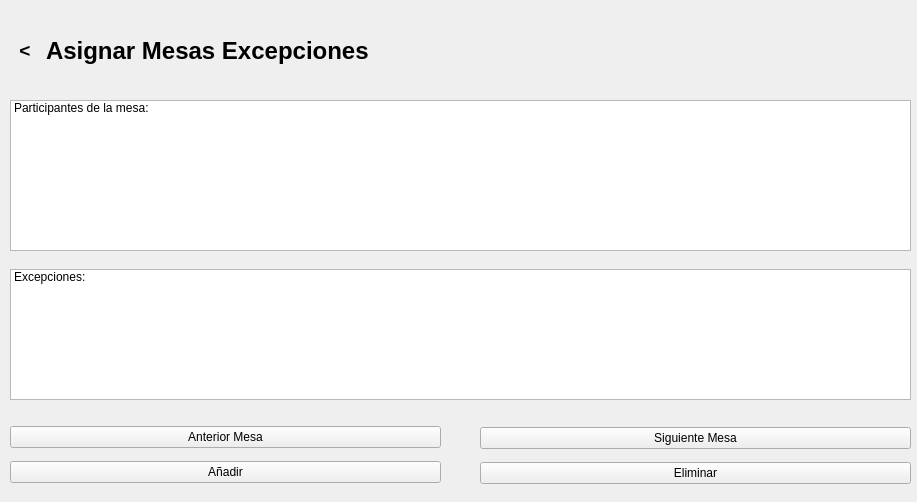
Old version of the form Interfaces/AsignarMesasExcepciones.ui in the repository roblesgg/GestionEventos.
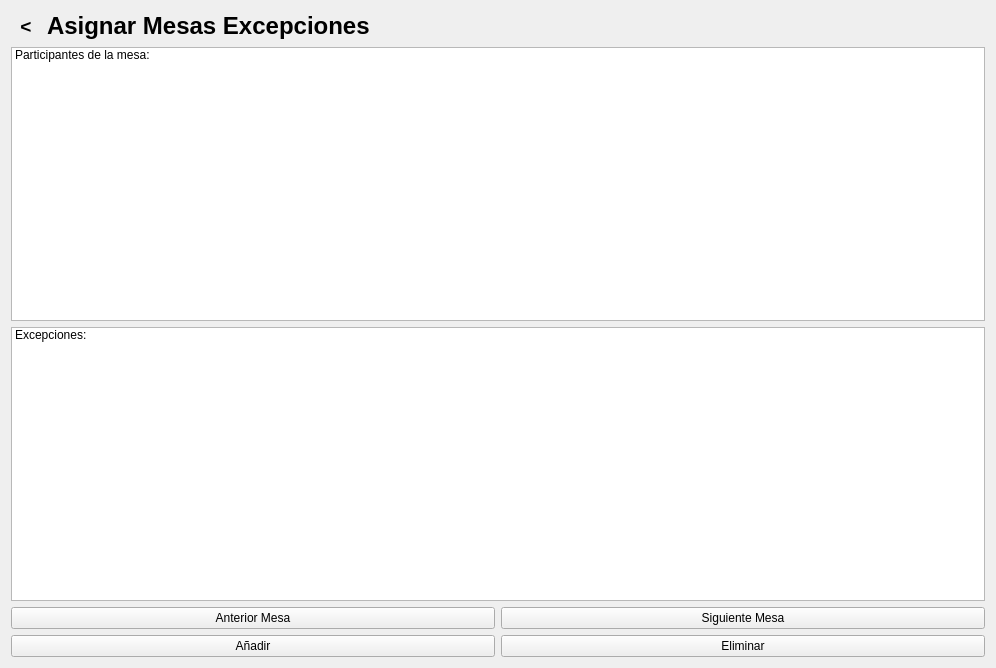
New version of the form.

The edit to the form file:
```diff
--- a/Interfaces/AsignarMesasExcepciones.ui
+++ b/Interfaces/AsignarMesasExcepciones.ui
@@ -6,22 +6,15 @@
    <rect>
     <x>0</x>
     <y>0</y>
-    <width>917</width>
-    <height>502</height>
+    <width>996</width>
+    <height>668</height>
    </rect>
   </property>
   <property name="windowTitle">
    <string>Form</string>
   </property>
-  <widget class="QWidget" name="layoutWidget">
-   <property name="geometry">
-    <rect>
-     <x>10</x>
-     <y>10</y>
-     <width>901</width>
-     <height>81</height>
-    </rect>
-   </property>
+  <layout class="QVBoxLayout" name="verticalLayout_5">
+   <item>
    <layout class="QHBoxLayout" name="horizontalLayout_Titulo_3" stretch="0,0,1">
     <item>
      <widget class="QToolButton" name="btnAtras_excepciones">
@@ -68,16 +61,8 @@
      </spacer>
     </item>
    </layout>
-  </widget>
-  <widget class="QWidget" name="verticalLayoutWidget">
-   <property name="geometry">
-    <rect>
-     <x>10</x>
-     <y>100</y>
-     <width>901</width>
-     <height>151</height>
-    </rect>
-   </property>
+   </item>
+   <item>
    <layout class="QVBoxLayout" name="verticalLayout">
     <item>
      <widget class="QListWidget" name="list_participantesmesa">
@@ -89,16 +74,23 @@
      </widget>
     </item>
    </layout>
-  </widget>
-  <widget class="QWidget" name="verticalLayoutWidget_2">
-   <property name="geometry">
-    <rect>
-     <x>10</x>
-     <y>419</y>
-     <width>431</width>
-     <height>71</height>
-    </rect>
-   </property>
+   </item>
+   <item>
+    <layout class="QVBoxLayout" name="verticalLayout_3">
+     <item>
+      <widget class="QListWidget" name="list_Excepciones">
+       <item>
+        <property name="text">
+         <string>Excepciones:</string>
+        </property>
+       </item>
+      </widget>
+     </item>
+    </layout>
+   </item>
+   <item>
+    <layout class="QHBoxLayout" name="horizontalLayout">
+     <item>
    <layout class="QVBoxLayout" name="verticalLayout_2">
     <item>
      <widget class="QPushButton" name="btn_anteriorMesa">
@@ -115,37 +107,8 @@
      </widget>
     </item>
    </layout>
-  </widget>
-  <widget class="QWidget" name="verticalLayoutWidget_3">
-   <property name="geometry">
-    <rect>
-     <x>10</x>
-     <y>269</y>
-     <width>901</width>
-     <height>131</height>
-    </rect>
-   </property>
-   <layout class="QVBoxLayout" name="verticalLayout_3">
-    <item>
-     <widget class="QListWidget" name="list_Excepciones">
-      <item>
-       <property name="text">
-        <string>Excepciones:</string>
-       </property>
-      </item>
-     </widget>
-    </item>
-   </layout>
-  </widget>
-  <widget class="QWidget" name="verticalLayoutWidget_4">
-   <property name="geometry">
-    <rect>
-     <x>480</x>
-     <y>420</y>
-     <width>431</width>
-     <height>71</height>
-    </rect>
-   </property>
+     </item>
+     <item>
    <layout class="QVBoxLayout" name="verticalLayout_4">
     <item>
      <widget class="QPushButton" name="btn_siguienteMesa">
@@ -162,7 +125,10 @@
      </widget>
     </item>
    </layout>
-  </widget>
+     </item>
+    </layout>
+   </item>
+  </layout>
  </widget>
  <resources/>
  <connections/>
```
Lines whose indentation alone changed are shown as unchanged.
